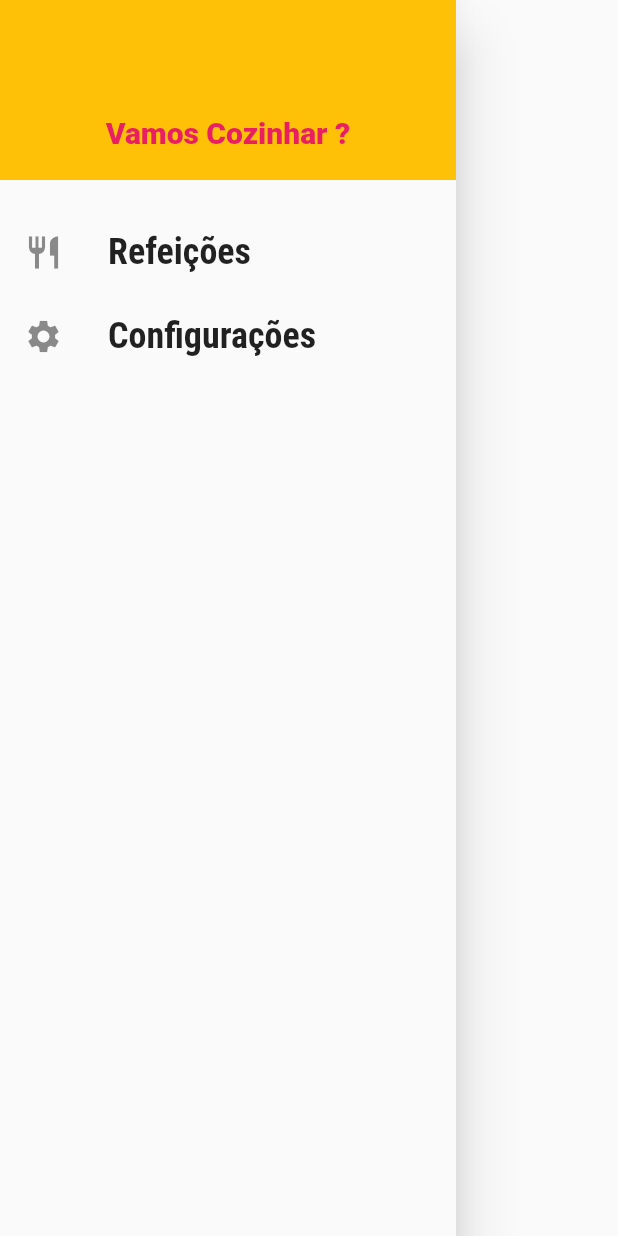
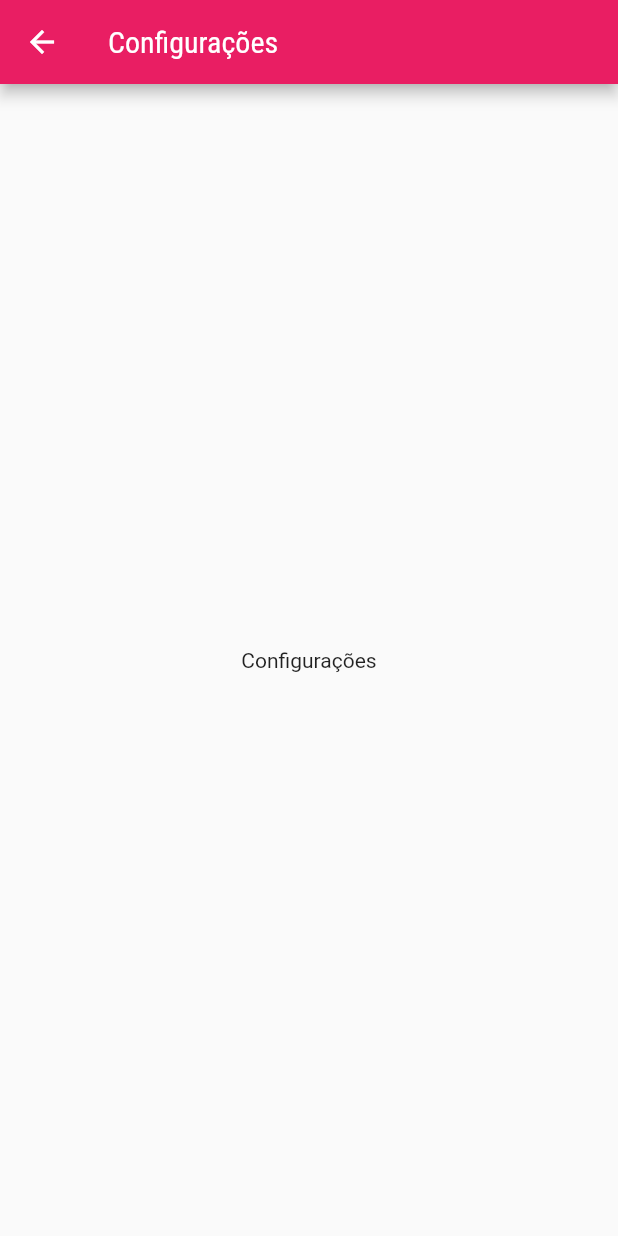
Before and after one commit to CSIRamone/meals, a Flutter app: the MainDrawer widget shown alone on an empty page, opened directly, after a tap on "Configurações", on a phone screen of 412 x 824 dp. Run offline on Flutter 3.47's test engine with Material 2 defaults, Android fonts, the phone set to English and light mode, and no system bars; network calls fail.

Commit message:
adicionado mais uma atributo a funcao _createItem no componente main_drawer Function() onTap para realizar as navegacoes criado mais uma rota SETTING, criado tela settings_screen, adionado a rota ao main da aplicacao

```diff
--- a/lib/components/main_drawer.dart
+++ b/lib/components/main_drawer.dart
@@ -1,9 +1,10 @@
 import 'package:flutter/material.dart';
+import '../utils/app_routes.dart';
 
 class MainDrawer extends StatelessWidget {
   const MainDrawer({super.key});
 
-  Widget _createItem(IconData icon, String label) {
+  Widget _createItem(IconData icon, String label, Function() onTap) {
     return ListTile(
       leading: Icon(
         icon,
@@ -17,7 +18,7 @@ class MainDrawer extends StatelessWidget {
           fontWeight: FontWeight.bold,
         ),
       ),
-      onTap: () {},
+      onTap: onTap,
     );
   }
 
@@ -45,10 +46,12 @@ class MainDrawer extends StatelessWidget {
           _createItem(
             Icons.restaurant,
             'Refeições',
+            () => Navigator.of(context).pushNamed(AppRoutes.HOME),
           ),
           _createItem(
             Icons.settings,
             'Configurações',
+            () => Navigator.of(context).pushNamed(AppRoutes.SETTINGS),
           ),
         ],
       ),
--- a/lib/main.dart
+++ b/lib/main.dart
@@ -1,9 +1,14 @@
 import 'package:flutter/material.dart';
-import '../screens/meal_detail_screen.dart';
+
+import 'screens/meal_detail_screen.dart';
+
+import 'screens/category_meals_screen.dart';
+
+import 'screens/tabs_screen.dart';
+
+import 'screens/settings_screen.dart';
+
 import '../utils/app_routes.dart';
-import '../screens/category_screen.dart';
-import '../screens/category_meals_screen.dart';
-import 'screens/tabs_screen.dart';
 
 void main() {
   runApp(const MyApp());
@@ -31,6 +36,7 @@ class MyApp extends StatelessWidget {
         AppRoutes.HOME: (context) => const TabsScreen(),
         AppRoutes.CATEGORIES_MEALS: (context) => const CategoriesMealsScrenn(),
         AppRoutes.MEAL_DETAIL: (context) => const MealDetailScreen(),
+        AppRoutes.SETTINGS: (context) => const SettingsScreen(),
       },
       /*onGenerateRoute: (settings) {
         if (settings.name == 'alguma-coisa') {
--- /dev/null
+++ b/lib/screens/settings_screen.dart
@@ -0,0 +1,17 @@
+import 'package:flutter/material.dart';
+
+class SettingsScreen extends StatelessWidget {
+  const SettingsScreen({super.key});
+
+  @override
+  Widget build(BuildContext context) {
+    return Scaffold(
+      appBar: AppBar(
+        title: const Text('Configurações'),
+      ),
+      body: const Center(
+        child: Text('Configurações'),
+      ),
+    );
+  }
+}
--- a/lib/utils/app_routes.dart
+++ b/lib/utils/app_routes.dart
@@ -1,5 +1,6 @@
 class AppRoutes {
   static const HOME = '/';
   static const CATEGORIES_MEALS = '/categories-meals';
-  static const MEAL_DETAIL = '/metal-detail';
+  static const MEAL_DETAIL = '/meal-detail';
+  static const SETTINGS = '/settings';
 }
```
